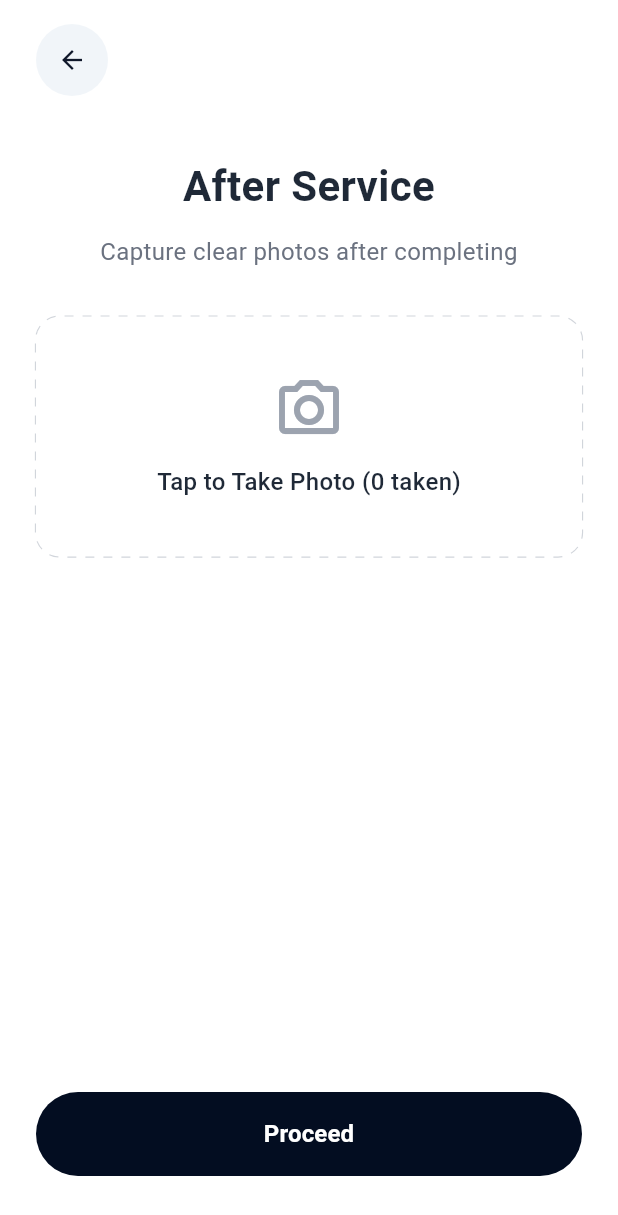
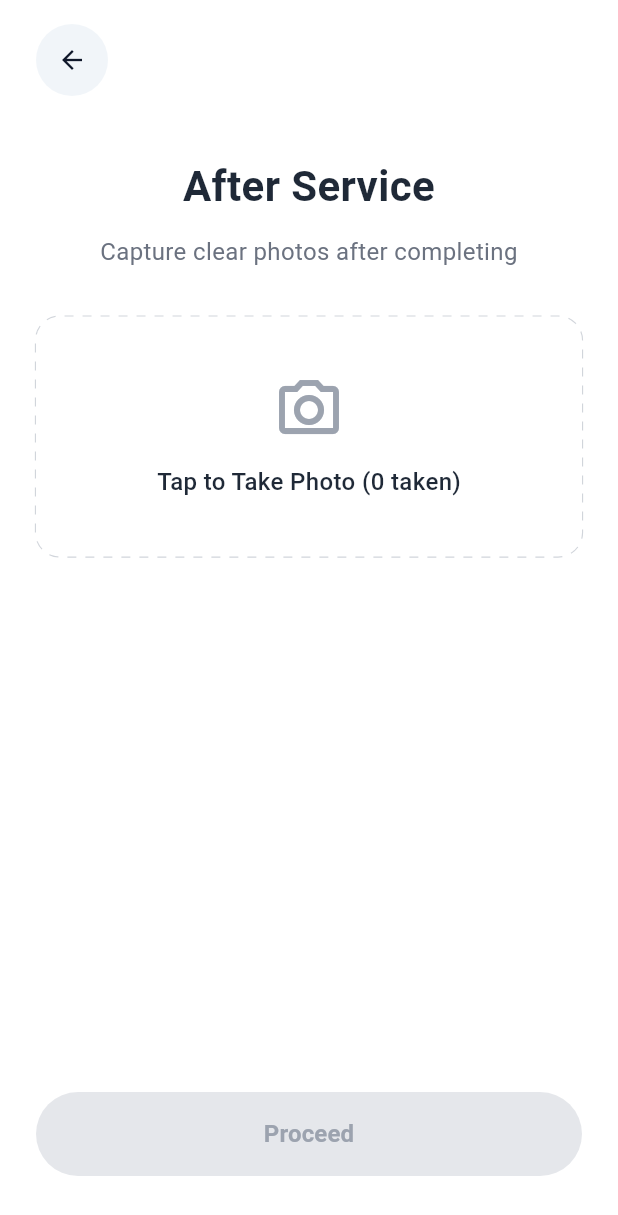
Before and after one commit to hemachandransairam/winkworker, a Flutter app: the AfterServiceScreen screen opened directly, on a phone screen of 412 x 824 dp. Shown: the top 1215 px of the screen. Run offline on Flutter 3.47's test engine with Material 3 defaults, Android fonts, the phone set to English and light mode, and no system bars; our stand-ins replace device_preview, image_picker, shared_preferences, supabase_flutter; accounts and stored records are empty.

Commit message:
updated before and after service

```diff
--- a/lib/screens/after_service_screen.dart
+++ b/lib/screens/after_service_screen.dart
@@ -200,7 +200,10 @@ class _AfterServiceScreenState extends State<AfterServiceScreen> {
                         width: double.infinity,
                         height: 56,
                         child: ElevatedButton(
-                          onPressed: () {
+                          onPressed:
+                              _capturedImages.isEmpty
+                                  ? null
+                                  : () {
                                     Navigator.push(
                                       context,
                                       MaterialPageRoute(
@@ -220,12 +223,15 @@ class _AfterServiceScreenState extends State<AfterServiceScreen> {
                             ),
                             elevation: 0,
                           ),
-                          child: const Text(
+                          child: Text(
                             "Proceed",
                             style: TextStyle(
                               fontSize: 16,
                               fontWeight: FontWeight.bold,
-                              color: Colors.white,
+                              color:
+                                  _capturedImages.isEmpty
+                                      ? const Color(0xFF9CA3AF)
+                                      : Colors.white,
                             ),
                           ),
                         ),
```
Also changed, not shown: lib/screens/before_service_screen.dart (+9 -3 lines). Lines whose indentation alone changed are shown as unchanged.
